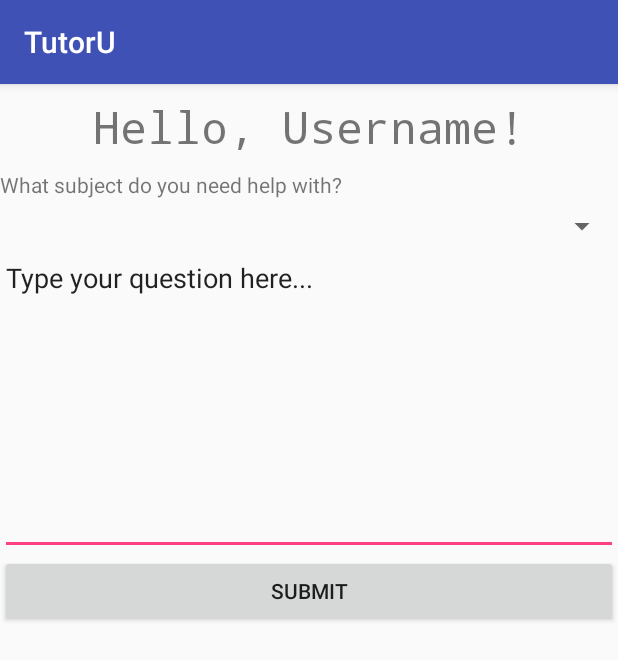
After one commit to illphil610/TutorU, an Android app: the HelpRequestActivity screen opened directly, with no data from a screen before it, on a phone screen of 412 x 824 dp. The commit adds this screen. Shown: the top 660 px of the screen. Run offline under Robolectric (Android 15) with nearby library versions, the phone set to English and light mode, and no system bars; our stand-ins replace Firebase (no records; nobody signed in at launch, a user with empty details on screens opened directly); libraries missing offline, so code that uses them is left out: com.firebase.geofire; 1 statement that could not run was skipped.

Commit message:
Created data models and added HelpRequestActivity to being the Tutee user flow.  Created other Utility classes and began writing methods to facilitate their connection usages.

```diff
--- /dev/null
+++ b/app/src/main/java/com/newwesterndev/tutoru/activities/HelpRequestActivity.kt
@@ -0,0 +1,44 @@
+package com.newwesterndev.tutoru.activities
+
+import android.content.Context
+import android.location.Location
+import android.location.LocationListener
+import android.location.LocationManager
+import android.support.v7.app.AppCompatActivity
+import android.os.Bundle
+import android.util.Log
+import com.google.android.gms.maps.model.LatLng
+import com.newwesterndev.tutoru.R
+import com.newwesterndev.tutoru.model.Model
+import com.newwesterndev.tutoru.utilities.FirebaseManager
+import com.newwesterndev.tutoru.utilities.LocationProxy
+
+class HelpRequestActivity : AppCompatActivity() {
+
+    private var locationManager: LocationManager? = null
+
+    override fun onCreate(savedInstanceState: Bundle?) {
+        super.onCreate(savedInstanceState)
+        setContentView(R.layout.activity_help_request)
+
+        val firebaseManager = FirebaseManager.instance
+        locationManager = getSystemService(Context.LOCATION_SERVICE) as LocationManager
+        val locationProxy = LocationProxy(this, locationManager!!)
+        locationProxy.getCurrentUsersLocation()
+
+        // This needs to be created dynamically but set as this for name
+        val tutee = Model.Tutee(1, "Phil", "illphil215", true)
+
+        // Create the H_B object after the fields have been selected and send to FB
+        val helpBroadCast = Model.HelpBroadCast(tutee,
+                arrayListOf(Model.Course("Calculus", "Math")),
+                true,
+                "what is the limit of this bitches ass?",
+                System.currentTimeMillis(),
+                LatLng(0.0, 0.0))
+        //firebaseManager.sendHelpBroadcastRequest(helpBroadCast)
+
+        //we need to then search for Tutors nearby and then filter by if they
+        // tutor for a specific course and if they are available or not
+    }
+}
--- /dev/null
+++ b/app/src/main/java/com/newwesterndev/tutoru/model/Constants.kt
@@ -0,0 +1,5 @@
+package com.newwesterndev.tutoru.model
+
+object Constants {
+    @JvmStatic val HELP_BROADCAST: String = "HelpBroadcast"
+}
--- a/app/src/main/java/com/newwesterndev/tutoru/model/Model.kt
+++ b/app/src/main/java/com/newwesterndev/tutoru/model/Model.kt
@@ -1,29 +1,32 @@
 package com.newwesterndev.tutoru.model
 
 import com.google.android.gms.maps.model.LatLng
+import java.time.LocalDate
+import java.time.LocalDateTime
 import java.util.*
 
 class Model {
     data class User(var id: Int,
                     var name: String,
-                    var mUserName: String,
+                    var userName: String,
                     var locaton: LatLng)
 
     data class Tutor(var id: Int,
                 var name: String,
-                var mUserName: String,
+                var userName: String,
                 var isAvailable: Boolean)
 
     data class Tutee(var id: Int,
                      var name: String,
-                     var mUserName: String,
-                     var requestingHelp: Boolean,
-                     var subjectRequested: Course)
+                     var userName: String,
+                     var requestingHelp: Boolean)
 
     data class HelpBroadCast(var tutee: Model.Tutee,
                              var courseList: ArrayList<Course>,
                              var stillAwaitingHelp: Boolean,
-                             var date: Date)
+                             var questionDetails: String?,
+                             var date: Long,
+                             var location: LatLng)
 
     data class TutorSession(var course: Course,
                             var tutor: Tutor,
--- /dev/null
+++ b/app/src/main/java/com/newwesterndev/tutoru/utilities/LocationProxy.kt
@@ -0,0 +1,40 @@
+package com.newwesterndev.tutoru.utilities
+
+import android.content.Context
+import android.location.Location
+import android.location.LocationListener
+import android.location.LocationManager
+import android.os.Bundle
+import android.util.Log
+import com.firebase.geofire.GeoFire
+import com.google.android.gms.location.LocationRequest
+import com.google.android.gms.maps.model.LatLng
+
+class LocationProxy(val context: Context, val locationManager: LocationManager)  {
+
+    private lateinit var geoFire: GeoFire
+    private var mLocation: Location? = null
+
+    private var locationRequest: LocationRequest = LocationRequest.create()
+            .setPriority(LocationRequest.PRIORITY_HIGH_ACCURACY)
+            .setSmallestDisplacement(10.toFloat())
+
+    @Throws(SecurityException::class)
+    fun requestUsersLocation() {
+        locationManager.requestLocationUpdates(LocationManager.NETWORK_PROVIDER, 0L, 0f, locationListener)
+    }
+
+    private val locationListener: LocationListener = object : LocationListener {
+        override fun onLocationChanged(location: Location) {
+            Log.e("LOCAL", location.latitude.toString() + " " + location.longitude.toString())
+            mLocation = Location(location)
+        }
+        override fun onStatusChanged(provider: String, status: Int, extras: Bundle) {}
+        override fun onProviderEnabled(provider: String) {}
+        override fun onProviderDisabled(provider: String) {}
+    }
+
+    fun getUsersLocation(): Location? {
+        return mLocation
+    }
+}
--- /dev/null
+++ b/app/src/main/java/com/newwesterndev/tutoru/utilities/MessageNotificationService.kt
@@ -0,0 +1,4 @@
+package com.newwesterndev.tutoru.utilities
+
+class MessageNotificationService {
+}
--- /dev/null
+++ b/app/src/main/java/com/newwesterndev/tutoru/utilities/Utility.kt
@@ -0,0 +1,4 @@
+package com.newwesterndev.tutoru.utilities
+
+class Utility {
+}
--- /dev/null
+++ b/app/src/main/res/layout/activity_help_request.xml
@@ -0,0 +1,57 @@
+<?xml version="1.0" encoding="utf-8"?>
+<LinearLayout xmlns:android="http://schemas.android.com/apk/res/android"
+    xmlns:app="http://schemas.android.com/apk/res-auto"
+    xmlns:tools="http://schemas.android.com/tools"
+    android:orientation="vertical"
+    android:layout_width="match_parent"
+    android:layout_height="match_parent"
+    tools:context=".activities.HelpRequestActivity">
+
+    <TextView
+        android:id="@+id/textView2"
+        android:layout_width="match_parent"
+        android:layout_height="41dp"
+        android:layout_marginEnd="8dp"
+        android:layout_marginStart="8dp"
+        android:layout_marginTop="8dp"
+        android:fontFamily="monospace"
+        android:text="Hello, Username!"
+        android:textAlignment="center"
+        android:textSize="30sp"
+        app:layout_constraintEnd_toEndOf="parent"
+        app:layout_constraintStart_toStartOf="parent"
+        app:layout_constraintTop_toTopOf="parent" />
+
+    <TextView
+        android:id="@+id/textView3"
+        android:layout_width="match_parent"
+        android:layout_height="25dp"
+        android:layout_marginTop="8dp"
+        android:text="What subject do you need help with?"
+        app:layout_constraintTop_toBottomOf="@+id/textView2"
+        tools:layout_editor_absoluteX="0dp" />
+
+    <Spinner
+        android:layout_width="match_parent"
+        android:layout_height="wrap_content"
+        tools:layout_editor_absoluteX="0dp"
+        tools:layout_editor_absoluteY="90dp">
+    </Spinner>
+
+    <EditText
+        android:id="@+id/editText"
+        android:layout_width="match_parent"
+        android:layout_height="207dp"
+        android:ems="10"
+        android:gravity="top"
+        android:inputType="textPersonName"
+        android:text="Type your question here..."
+        tools:layout_editor_absoluteX="9dp"
+        tools:layout_editor_absoluteY="134dp" />
+
+    <Button
+        android:id="@+id/button3"
+        android:layout_width="match_parent"
+        android:layout_height="wrap_content"
+        android:text="Submit" />
+</LinearLayout>
```
Also changed, not shown: app/build.gradle (+9 -4 lines), app/src/main/AndroidManifest.xml (+10 -16 lines), app/src/main/java/com/newwesterndev/tutoru/activities/MainActivity.kt (+7 -1 lines), app/src/main/java/com/newwesterndev/tutoru/activities/TutorProfileActivity.kt (added, +13 -0 lines), app/src/main/java/com/newwesterndev/tutoru/utilities/FirebaseManager.kt (+21 -7 lines), app/src/main/java/com/newwesterndev/tutoru/utilities/RxBus.kt (added, +15 -0 lines), app/src/main/res/layout/activity_main.xml (+16 -2 lines), app/src/main/res/layout/activity_tutor_profile.xml (added, +9 -0 lines).
